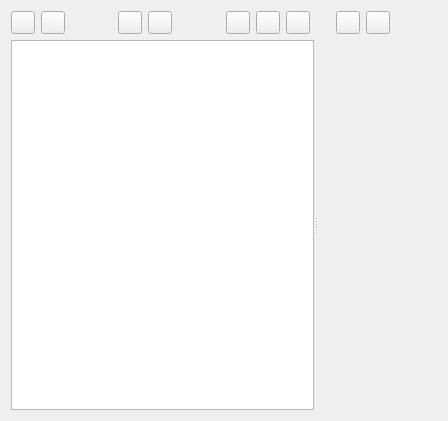
Above: plugins/dockers/animation/wdg_animation_curves.ui from KDE/krita before the change. Below: the same form after it.
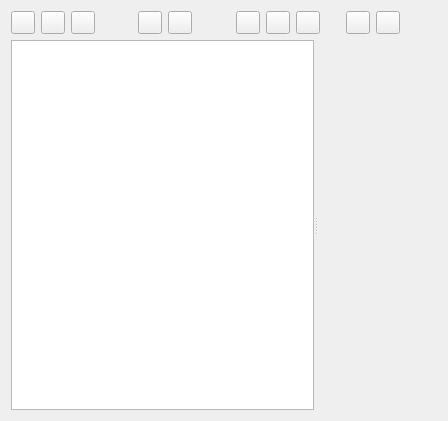
That is the form after the change. Custom widgets are drawn as their Qt base class.

Commit message: Add zoom-to-fit button on animation curves docker

Diff of the .ui file:
```diff
--- a/plugins/dockers/animation/wdg_animation_curves.ui
+++ b/plugins/dockers/animation/wdg_animation_curves.ui
@@ -36,6 +36,16 @@
        </property>
       </widget>
      </item>
+     <item>
+      <widget class="QToolButton" name="btnZoomToFit">
+       <property name="toolTip">
+        <string>Zoom to fit</string>
+       </property>
+       <property name="text">
+        <string/>
+       </property>
+      </widget>
+     </item>
      <item>
       <spacer name="horizontalSpacer_4">
        <property name="orientation">
```
The commit also changes 3 other files.
